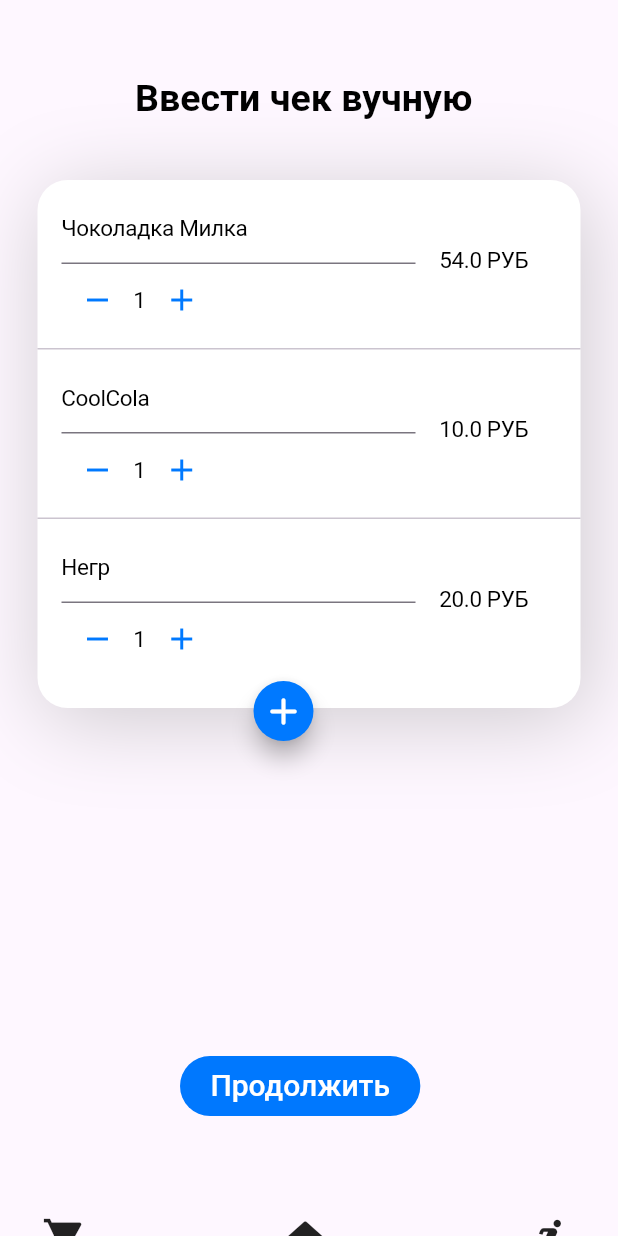
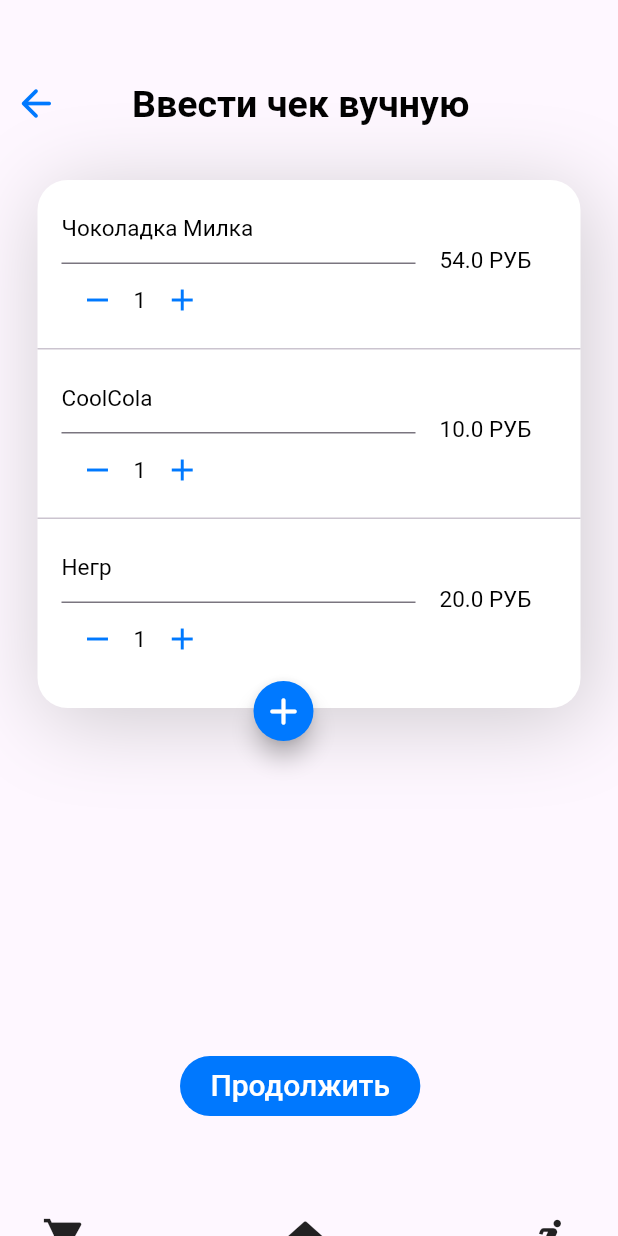
Before and after one commit to WasTeime/tally_up, a Flutter app: the AddObjectScreen screen opened directly, on a phone screen of 412 x 824 dp. Run offline on Flutter 3.47's test engine with Material 2 defaults, Android fonts, the phone set to English and light mode, and no system bars; our stand-ins replace bloc, equatable, firebase_auth, firebase_core, firebase_crashlytics, flutter_bloc and 4 more; missing offline and left inert: mobile_scanner; accounts and stored records are empty; Roboto replaces fonts that are missing (Raleway-medium, Rubik).

Commit message:
небольшие изменения

```diff
--- a/lib/src/core/widgets/EnterChek.dart
+++ b/lib/src/core/widgets/EnterChek.dart
@@ -17,7 +17,8 @@ class EnterChek extends StatelessWidget {
           children: [
             Text(
               label,
-              style: theme.textTheme.bodyLarge,
+              style: theme.textTheme.headlineMedium
+                  ?.copyWith(fontWeight: FontWeight.bold),
             ),
             Expanded(
               child: Container(
@@ -26,7 +27,8 @@ class EnterChek extends StatelessWidget {
                     textAlign: TextAlign.right,
                     decoration: InputDecoration(
                       hintText: hint,
-                      hintStyle: theme.textTheme.bodySmall,
+                      hintStyle: theme.textTheme.titleMedium
+                          ?.copyWith(color: Color(0xFF94C7FF), fontSize: 15),
                       enabledBorder: UnderlineInputBorder(
                         borderSide: BorderSide(color: Colors.transparent),
                       ),
--- a/lib/src/features/cheque_list/presentation/pages/AddObjectScreen.dart
+++ b/lib/src/features/cheque_list/presentation/pages/AddObjectScreen.dart
@@ -40,13 +40,28 @@ class _AddObjectScreenState extends State<AddObjectScreen> {
   Widget _had() {
     final theme = Theme.of(context);
     return Container(
-      margin: const EdgeInsets.only(left: 90, right: 30, top: 50),
-      child: Text(
-        'Ввести чек вучную',
-        style: theme.textTheme.headlineLarge,
-        textAlign: TextAlign.center,
-      ),
-    );
+        margin: const EdgeInsets.only(right: 30, top: 45),
+        width: 500,
+        child: Row(
+          children: [
+            IconButton(
+              onPressed: () {},
+              icon: const Icon(
+                Icons.arrow_back_rounded,
+                size: 30,
+                color: Color(0xFF0079FF),
+              ),
+            ),
+            const SizedBox(
+              width: 40,
+            ),
+            Text(
+              'Ввести чек вучную',
+              style: theme.textTheme.headlineMedium
+                  ?.copyWith(fontSize: 25, fontWeight: FontWeight.bold),
+            ),
+          ],
+        ));
   }
 
   Widget _prodList() {
@@ -68,7 +83,7 @@ class _AddObjectScreenState extends State<AddObjectScreen> {
       ),
       child: ListView.separated(
         itemCount: _items.length,
-        separatorBuilder: (context, index) => Divider(
+        separatorBuilder: (context, index) => const Divider(
           height: 1,
         ),
         itemBuilder: (context, index) {
@@ -77,7 +92,7 @@ class _AddObjectScreenState extends State<AddObjectScreen> {
               alignment: Alignment.bottomLeft,
               child: TextFormField(
                 initialValue: _items[index].name,
-                style: theme.textTheme.displayLarge,
+                style: theme.textTheme.headlineMedium?.copyWith(fontSize: 15),
                 onChanged: (newValue) {
                   setState(() {
                     _items[index].setName(newValue);
@@ -105,7 +120,7 @@ class _AddObjectScreenState extends State<AddObjectScreen> {
                 ),
                 Text(
                   _items[index].quantity.toString(),
-                  style: theme.textTheme.displayLarge,
+                  style: theme.textTheme.headlineMedium?.copyWith(fontSize: 15),
                 ),
                 IconButton(
                   icon: const Icon(Icons.add, color: Color(0xFF0079FF)),
@@ -124,10 +139,11 @@ class _AddObjectScreenState extends State<AddObjectScreen> {
               margin: EdgeInsets.only(top: 1),
               child: TextFormField(
                 initialValue: '${_items[index].price} РУБ',
-                style: theme.textTheme.displayLarge,
+                style: theme.textTheme.headlineMedium?.copyWith(fontSize: 15),
                 onChanged: (newValue) {
                   setState(() {
-                    newValue = newValue.replaceAll(" РУБ", ""); //сумму можно ввести вручную, но она не изменяется при изменении количества, пока не знаю, как исправить.
+                    newValue = newValue.replaceAll(" РУБ",
+                        ""); //сумму можно ввести вручную, но она не изменяется при изменении количества, пока не знаю, как исправить.
                     _items[index].price = double.parse(newValue);
                     _items[index].updatePrice();
                   });
@@ -153,7 +169,7 @@ class _AddObjectScreenState extends State<AddObjectScreen> {
 
   Widget _addButton() {
     return Container(
-        margin: EdgeInsets.only(left: 165, top: 450),
+        margin: const EdgeInsets.only(left: 165, top: 450),
         child: FloatingActionButton(
           backgroundColor: Color(0xFF0079FF),
           mini: true,
@@ -163,7 +179,7 @@ class _AddObjectScreenState extends State<AddObjectScreen> {
               _items.add(Product("", 0, 0, 0));
             });
           },
-          child: Icon(
+          child: const Icon(
             Icons.add_rounded,
             color: Colors.white,
             size: 30,
@@ -173,7 +189,7 @@ class _AddObjectScreenState extends State<AddObjectScreen> {
 
   Widget _buttonNext() {
     return Container(
-      margin: EdgeInsets.only(left: 120, top: 700),
+      margin: const EdgeInsets.only(left: 120, top: 700),
       child: TextButtonWidget(
           () => {context.read<SignInBloc>().add(SignIn(code!))}, "Продолжить"),
     );
@@ -182,7 +198,7 @@ class _AddObjectScreenState extends State<AddObjectScreen> {
   @override
   Widget build(BuildContext context) {
     backgroundColor:
-    Color.fromARGB(255, 218, 235, 255);
+    const Color.fromARGB(255, 218, 235, 255);
     return Scaffold(
       body: Stack(
         children: [
--- a/lib/src/features/cheque_list/presentation/pages/CreateNewChequeScreen.dart
+++ b/lib/src/features/cheque_list/presentation/pages/CreateNewChequeScreen.dart
@@ -29,11 +29,12 @@ class _CreateNewChequeScreenState extends State<CreateNewChequeScreen> {
               children: [
                 Text(
                   'Ввести чек вучную',
-                  style: theme.textTheme.headlineLarge,
+                  style: theme.textTheme.headlineMedium
+                      ?.copyWith(fontSize: 25, fontWeight: FontWeight.bold),
                 ),
                 const ColumnGapWidget(),
                 Container(
-                  height: 405,
+                  height: 395,
                   width: 400,
                   padding: EdgeInsets.only(left: 10, right: 10),
                   decoration: BoxDecoration(
```
Also changed, not shown: lib/src/core/theme.dart (+0 -22 lines), lib/src/core/widgets/NameEvent.dart (+7 -2 lines), lib/src/features/groups_list/presentation/pages/EventsScreen.dart (+8 -14 lines).
